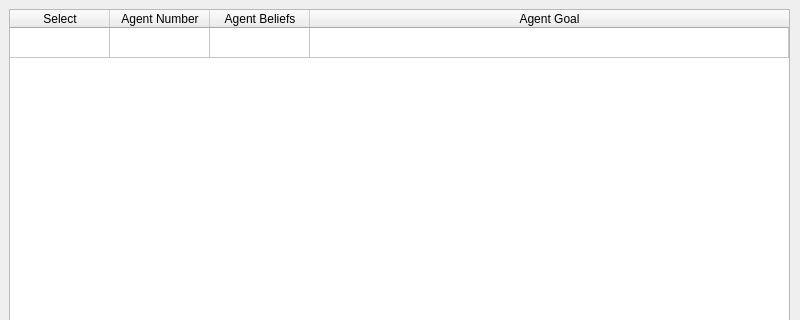
The window that src/UI/mainwindow.ui (stanboya/announcement) describes before a commit, drawn with Qt 5; both pictures show x 0 to 800 and y 0 to 320 of the 800 by 525 pixel window.
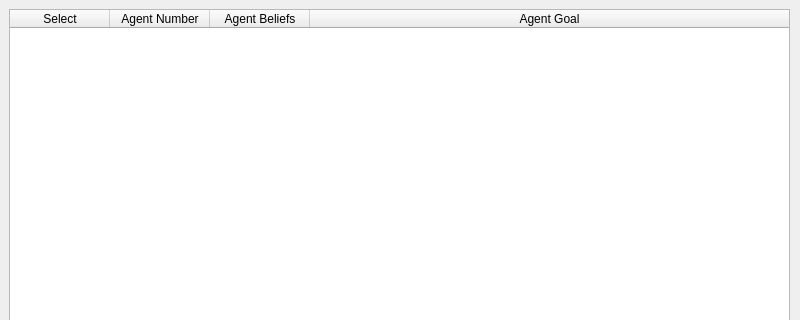
The same window after the commit.

Commit message: Added removal of table rows

```diff
--- a/src/UI/mainwindow.ui
+++ b/src/UI/mainwindow.ui
@@ -36,7 +36,7 @@
         <bool>true</bool>
        </property>
        <property name="rowCount">
-        <number>1</number>
+        <number>0</number>
        </property>
        <property name="columnCount">
         <number>4</number>
@@ -59,7 +59,6 @@
        <attribute name="verticalHeaderHighlightSections">
         <bool>false</bool>
        </attribute>
-       <row/>
        <column>
         <property name="text">
          <string>Select</string>
@@ -80,17 +79,6 @@
          <string>Agent Goal</string>
         </property>
        </column>
-       <item row="0" column="0">
-        <property name="text">
-         <string/>
-        </property>
-        <property name="checkState">
-         <enum>Unchecked</enum>
-        </property>
-        <property name="flags">
-         <set>ItemIsUserCheckable|ItemIsEnabled</set>
-        </property>
-       </item>
       </widget>
      </item>
      <item>
```
Left out of the diff: 2 changed lines with no effect on the pictures. The commit also changes 2 other files.
